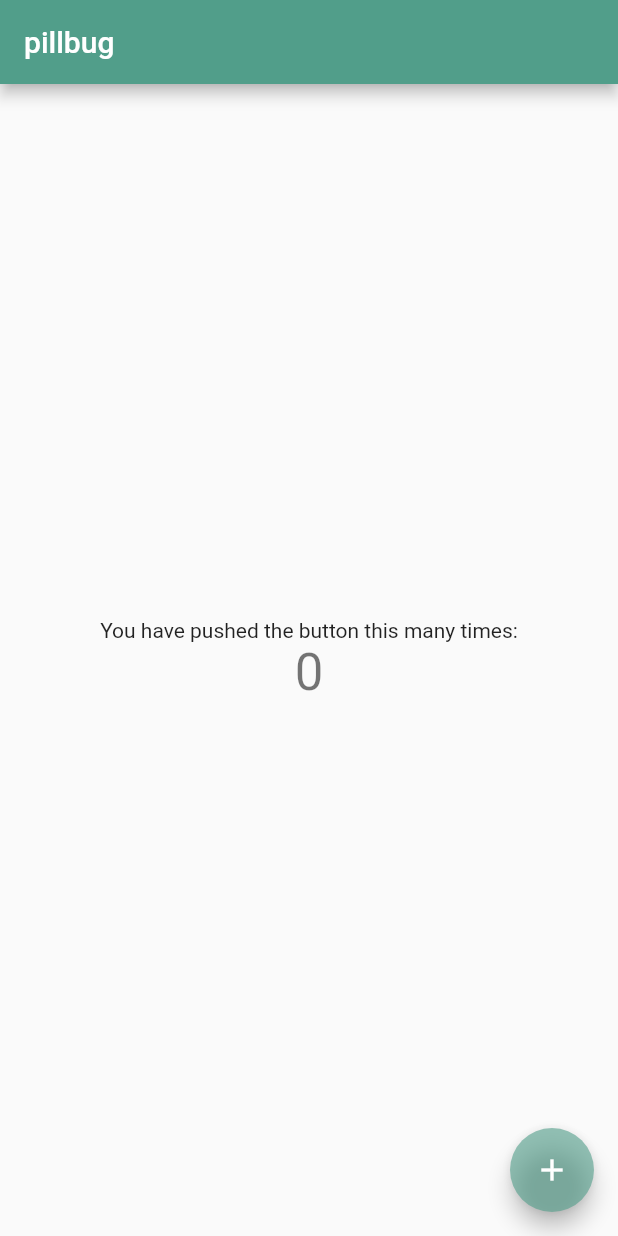
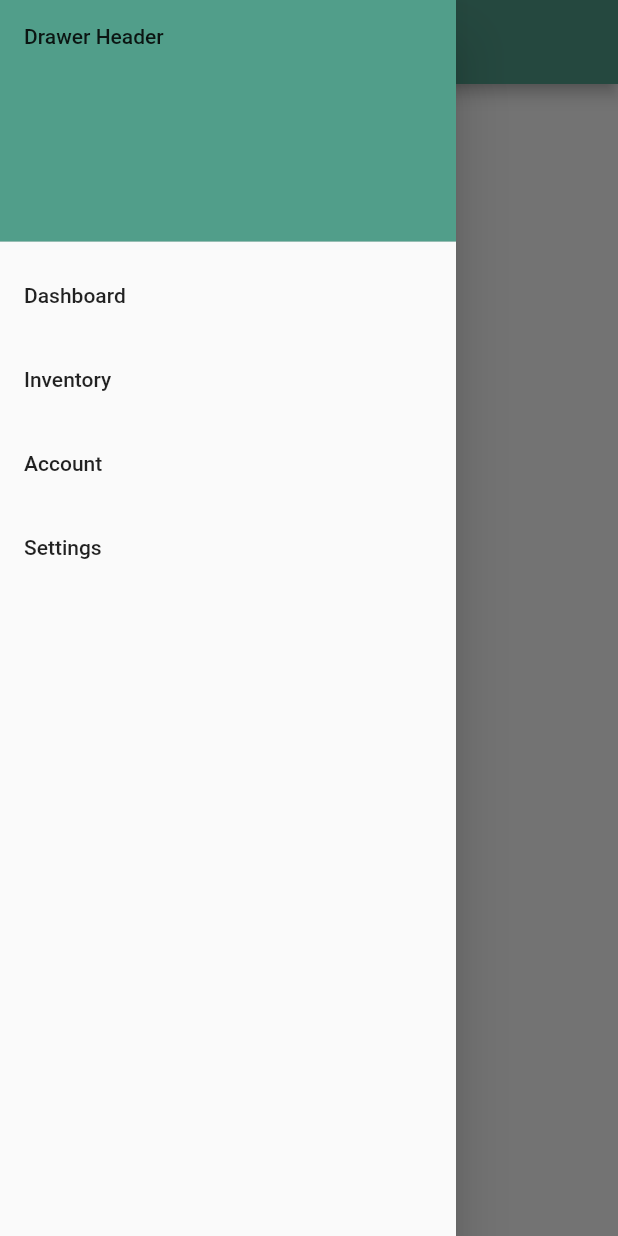
Before and after one commit to egillanton/pillbug, a Flutter app: the screen it shows after launch, with the side drawer open (before the commit the screen has no drawer), on a phone screen of 412 x 824 dp. Run offline on Flutter 3.47's test engine with Material 2 defaults, Android fonts, the phone set to English and light mode, and no system bars.

Commit message:
Drawer Added

```diff
--- a/lib/main.dart
+++ b/lib/main.dart
@@ -1,4 +1,5 @@
 import 'package:flutter/material.dart';
+import 'package:flutter/material.dart' as prefix0;
 
 void main() => runApp(MyApp());
 
@@ -18,109 +19,88 @@ Map<int, Color> primaryColor = {
 MaterialColor pillbugPrimarySwatch = MaterialColor(0xFF519E8A, primaryColor);
 
 class MyApp extends StatelessWidget {
-  // This widget is the root of your application.
+  final appTitle = 'pillbug';
+
   @override
   Widget build(BuildContext context) {
     return MaterialApp(
       title: 'pillbug',
       theme: ThemeData(
-        // This is the theme of your application.
-        //
-        // Try running your application with "flutter run". You'll see the
-        // application has a blue toolbar. Then, without quitting the app, try
-        // changing the primarySwatch below to Colors.green and then invoke
-        // "hot reload" (press "r" in the console where you ran "flutter run",
-        // or simply save your changes to "hot reload" in a Flutter IDE).
-        // Notice that the counter didn't reset back to zero; the application
-        // is not restarted.
         primarySwatch: pillbugPrimarySwatch,
       ),
-      home: MyHomePage(title: 'pillbug'),
+      home: MyHomePage(title: appTitle),
     );
   }
 }
 
-class MyHomePage extends StatefulWidget {
-  MyHomePage({Key key, this.title}) : super(key: key);
-
-  // This widget is the home page of your application. It is stateful, meaning
-  // that it has a State object (defined below) that contains fields that affect
-  // how it looks.
-
-  // This class is the configuration for the state. It holds the values (in this
-  // case the title) provided by the parent (in this case the App widget) and
-  // used by the build method of the State. Fields in a Widget subclass are
-  // always marked "final".
-
+class MyHomePage extends StatelessWidget {
   final String title;
 
-  @override
-  _MyHomePageState createState() => _MyHomePageState();
-}
-
-class _MyHomePageState extends State<MyHomePage> {
-  int _counter = 0;
-
-  void _incrementCounter() {
-    setState(() {
-      // This call to setState tells the Flutter framework that something has
-      // changed in this State, which causes it to rerun the build method below
-      // so that the display can reflect the updated values. If we changed
-      // _counter without calling setState(), then the build method would not be
-      // called again, and so nothing would appear to happen.
-      _counter++;
-    });
-  }
+  MyHomePage({Key key, this.title}) : super(key: key);
 
   @override
   Widget build(BuildContext context) {
-    // This method is rerun every time setState is called, for instance as done
-    // by the _incrementCounter method above.
-    //
-    // The Flutter framework has been optimized to make rerunning build methods
-    // fast, so that you can just rebuild anything that needs updating rather
-    // than having to individually change instances of widgets.
     return Scaffold(
-      appBar: AppBar(
-        // Here we take the value from the MyHomePage object that was created by
-        // the App.build method, and use it to set our appbar title.
-        title: Text(widget.title),
-      ),
-      body: Center(
-        // Center is a layout widget. It takes a single child and positions it
-        // in the middle of the parent.
-        child: Column(
-          // Column is also a layout widget. It takes a list of children and
-          // arranges them vertically. By default, it sizes itself to fit its
-          // children horizontally, and tries to be as tall as its parent.
-          //
-          // Invoke "debug painting" (press "p" in the console, choose the
-          // "Toggle Debug Paint" action from the Flutter Inspector in Android
-          // Studio, or the "Toggle Debug Paint" command in Visual Studio Code)
-          // to see the wireframe for each widget.
-          //
-          // Column has various properties to control how it sizes itself and
-          // how it positions its children. Here we use mainAxisAlignment to
-          // center the children vertically; the main axis here is the vertical
-          // axis because Columns are vertical (the cross axis would be
-          // horizontal).
-          mainAxisAlignment: MainAxisAlignment.center,
+      appBar: AppBar(title: Text(title)),
+      body: Center(child: Text('My Page!')),
+      drawer: Drawer(
+        // Add a ListView to the drawer. This ensures the user can scroll
+        // through the options in the drawer if there isn't enough vertical
+        // space to fit everything.
+        child: ListView(
+          // Important: Remove any padding from the ListView.
+          padding: EdgeInsets.zero,
           children: <Widget>[
-            Text(
-              'You have pushed the button this many times:',
+            DrawerHeader(
+              child: Text('Drawer Header'),
+              decoration: BoxDecoration(
+                color: Theme.of(context).primaryColor,
+              ),
             ),
-            Text(
-              '$_counter',
-              style: Theme.of(context).textTheme.display1,
+            ListTile(
+              title: Text('Dashboard'),
+              onTap: () {
+                // Update the state of the app
+                // ...
+                // Then close the drawer
+                Navigator.pop(context);
+              },
+            ),
+            ListTile(
+              title: Text('Inventory'),
+              onTap: () {
+                // Navigator.push(
+                //     context,
+                //     MaterialPageRoute(
+                //       builder: (context) => DashboardPage(),
+                //     ));
+                // Update the state of the app
+                // ...
+                // Then close the drawer
+                Navigator.pop(context);
+              },
+            ),
+            ListTile(
+              title: Text('Account'),
+              onTap: () {
+                // Update the state of the app
+                // ...
+                // Then close the drawer
+                Navigator.pop(context);
+              },
+            ),
+            ListTile(
+              title: Text('Settings'),
+              onTap: () {
+                // Update the state of the app
+                // ...
+                // Then close the drawer
+                Navigator.pop(context);
+              },
             ),
           ],
         ),
       ),
-      floatingActionButton: FloatingActionButton(
-        onPressed: _incrementCounter,
-        tooltip: 'Increment',
-        child: Icon(Icons.add),
-      ), // This trailing comma makes auto-formatting nicer for build methods.
     );
   }
 }
```
